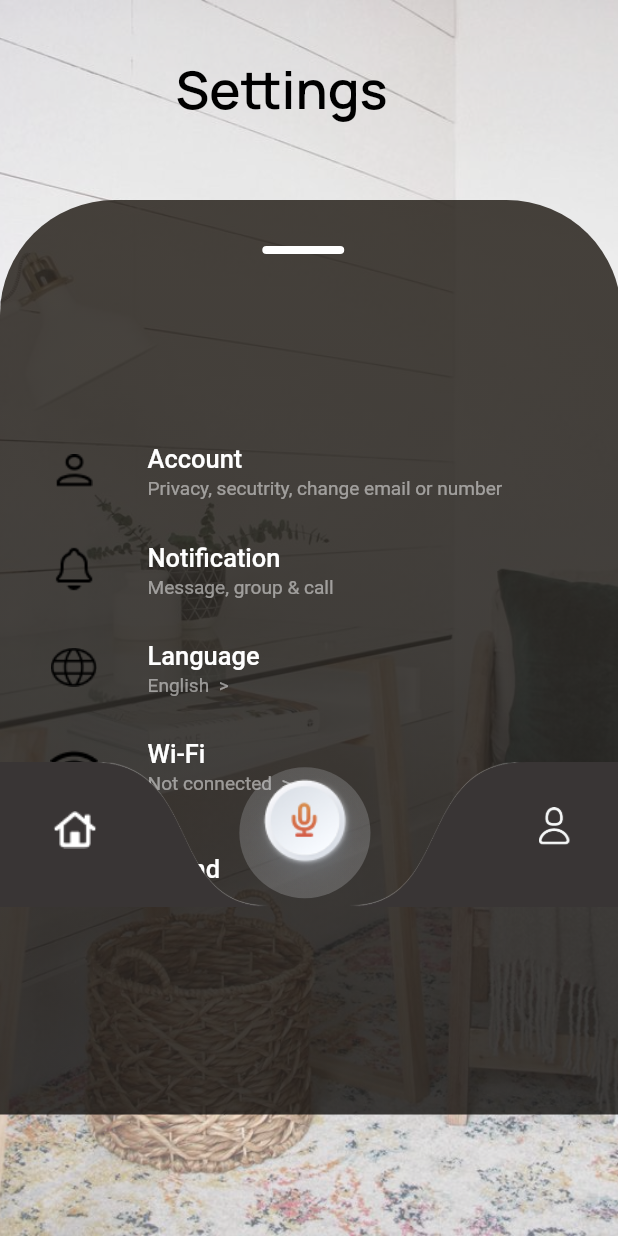
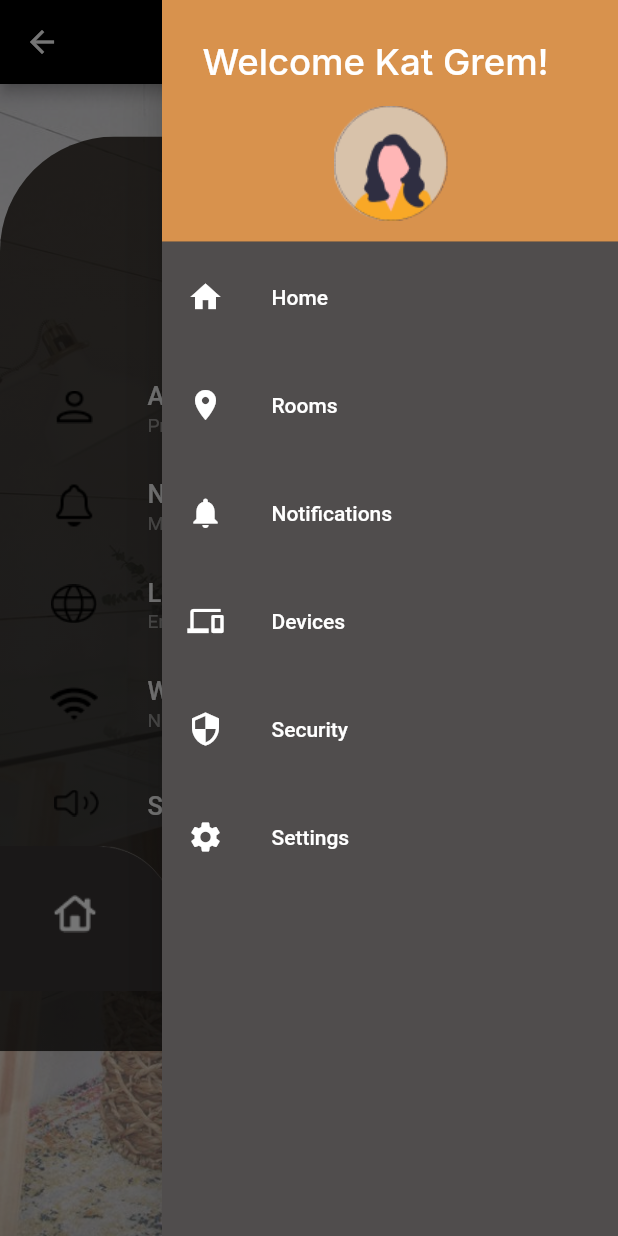
Before and after one commit to salmaFahem/smarthome21, a Flutter app: the Scene11 screen opened directly, with the side drawer open (before the commit the screen has no drawer), on a phone screen of 412 x 824 dp. Run offline on Flutter 3.47's test engine with Material 2 defaults, Android fonts, the phone set to English and light mode, and no system bars; our stand-ins replace google_fonts.

Commit message:
17th commit

```diff
--- a/lib/group/tab_bar.dart
+++ b/lib/group/tab_bar.dart
@@ -8,9 +8,15 @@ class Tabar extends StatelessWidget {
 
   @override
   Widget build(BuildContext context) {
-    double baseWidth = 377;
-    double fem = MediaQuery.of(context).size.width / baseWidth;
-    double ffem = fem * 0.97;
+    double baseWidth = 377.0; // Define your new base width here
+    double fem = MediaQuery.of(context).size.width /
+        baseWidth; // Calculate fem based on the new base width
+    double scaleFactorWidth = MediaQuery.of(context).size.width /
+        baseWidth; // Calculate scaling factor for width
+    double scaleFactorHeight = MediaQuery.of(context).size.height /
+        baseWidth; // Calculate scaling factor for height
+    double ffem = fem * 0.97; // Calculate ffem based on fem and 0.97 factor
+
     return Stack(
       children: [
         Positioned(
--- a/lib/main.dart
+++ b/lib/main.dart
@@ -44,7 +44,7 @@ class MyApp extends StatelessWidget {
         // is not restarted.
         primarySwatch: Colors.blue,
       ),
-      home:  const Scene7(),
+      home:  const Scene9(),
     );
   }
 }
--- a/lib/navbar/navbar.dart
+++ b/lib/navbar/navbar.dart
@@ -11,9 +11,15 @@ class NavDrawer extends StatelessWidget {
 
   @override
   Widget build(BuildContext context) {
-    double baseWidth = 377;
-    double fem = MediaQuery.of(context).size.width / baseWidth;
-    double ffem = fem * 0.97;
+    double baseWidth = 377.0; // Define your new base width here
+    double fem = MediaQuery.of(context).size.width /
+        baseWidth; // Calculate fem based on the new base width
+    double scaleFactorWidth = MediaQuery.of(context).size.width /
+        baseWidth; // Calculate scaling factor for width
+    double scaleFactorHeight = MediaQuery.of(context).size.height /
+        baseWidth; // Calculate scaling factor for height
+    double ffem = fem * 0.97; // Calculate ffem based on fem and 0.97 factor
+
     return SafeArea(
         child: Drawer(
           child: Container(
--- a/lib/notification/notification.dart
+++ b/lib/notification/notification.dart
@@ -18,7 +18,7 @@ class Notif extends  StatelessWidget {
 
     return Scaffold(
       appBar: AppBar(
-        title: Text('Bed room'),
+        title: Text('Notification'),
         leading: IconButton(
           icon: Icon(Icons.arrow_back),
           onPressed: () => Navigator.of(context).pop(),
--- a/lib/settings/my_setting.dart
+++ b/lib/settings/my_setting.dart
@@ -3,6 +3,8 @@ import 'package:google_fonts/google_fonts.dart';
 import 'package:smarthome21/notification/notification.dart';
 
 import '../group/tab_bar.dart';
+import '../home/home.dart';
+import '../navbar/navbar.dart';
 
 class Scene11 extends StatelessWidget {
   const Scene11({Key? key}) : super(key: key);
@@ -16,6 +18,21 @@ class Scene11 extends StatelessWidget {
     double ffem = fem * 0.97; // Calculate ffem based on fem and 0.97 factor
 
     return Scaffold(
+      appBar: AppBar(
+        centerTitle: true,
+        title: Text('Setting'),
+        backgroundColor: Colors.black,
+        leading: IconButton(
+          icon: Icon(Icons.arrow_back),
+          onPressed: () {
+            Navigator.push(
+              context,
+              MaterialPageRoute(builder: (context) => Scene13()),
+            );
+          },
+        ),
+      ),
+      endDrawer: NavDrawer(),
       body: Container(
         width: double.infinity,
         child: Container(
@@ -38,7 +55,7 @@ class Scene11 extends StatelessWidget {
             children: [
               Positioned(
                 left: 0 * fem,
-                top: 122 * fem,
+                top: 32 * fem,
                 child: ClipRRect(
                   borderRadius: BorderRadius.only(
                     topLeft: Radius.circular(70 * fem),
@@ -345,22 +362,6 @@ class Scene11 extends StatelessWidget {
                           ),
                         ),
               ),
-              Positioned(
-                left: 107 * fem,
-                top: 50 * fem,
-                child: Container(
-                  margin: EdgeInsets.fromLTRB(0 * fem, 0 * fem, 87 * fem, 0 * fem),
-                  child: Text(
-                    'Settings',
-                    style: GoogleFonts.manrope(
-                      fontSize: 33 * ffem,
-                      fontWeight: FontWeight.w600,
-                      height: 0.6857142857 * ffem / fem,
-                      color: const Color.fromARGB(255, 0, 0, 0),
-                    ),
-                  ),
-                ),
-              ),
               const Tabar(),
                       ],
                     ),
```
Also changed, not shown: lib/adddevice/add_device.dart (+9 -3 lines), lib/bathroom/bath_room.dart (+10 -3 lines), lib/bedroom/bed_room.dart (+9 -2 lines), lib/devices/my_devices.dart (+9 -3 lines), lib/forgetpassword/forget_pass.dart (+9 -3 lines), lib/home/home.dart (+77 -67 lines), lib/livingroom/living_room.dart (+10 -3 lines), lib/login/welcome.dart (+9 -3 lines), lib/profil/my_profil.dart (+9 -6 lines), lib/rooms/room.dart (+23 -21 lines), lib/security/security_house.dart (+25 -8 lines), lib/signup/sign_up.dart (+9 -3 lines).
